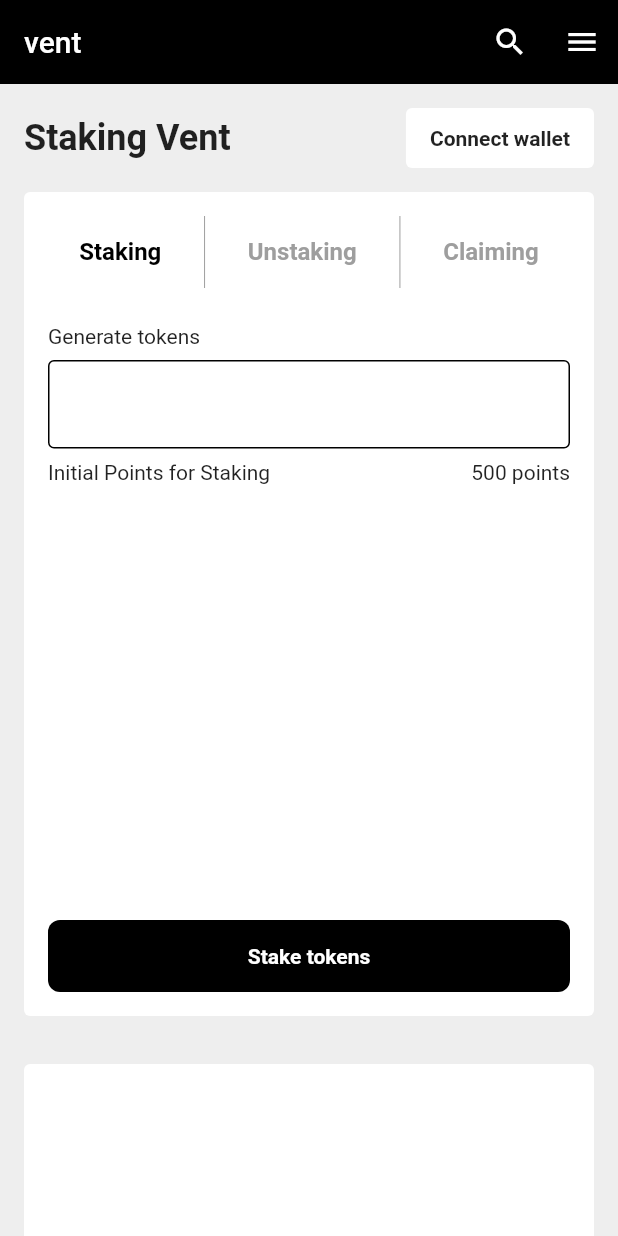
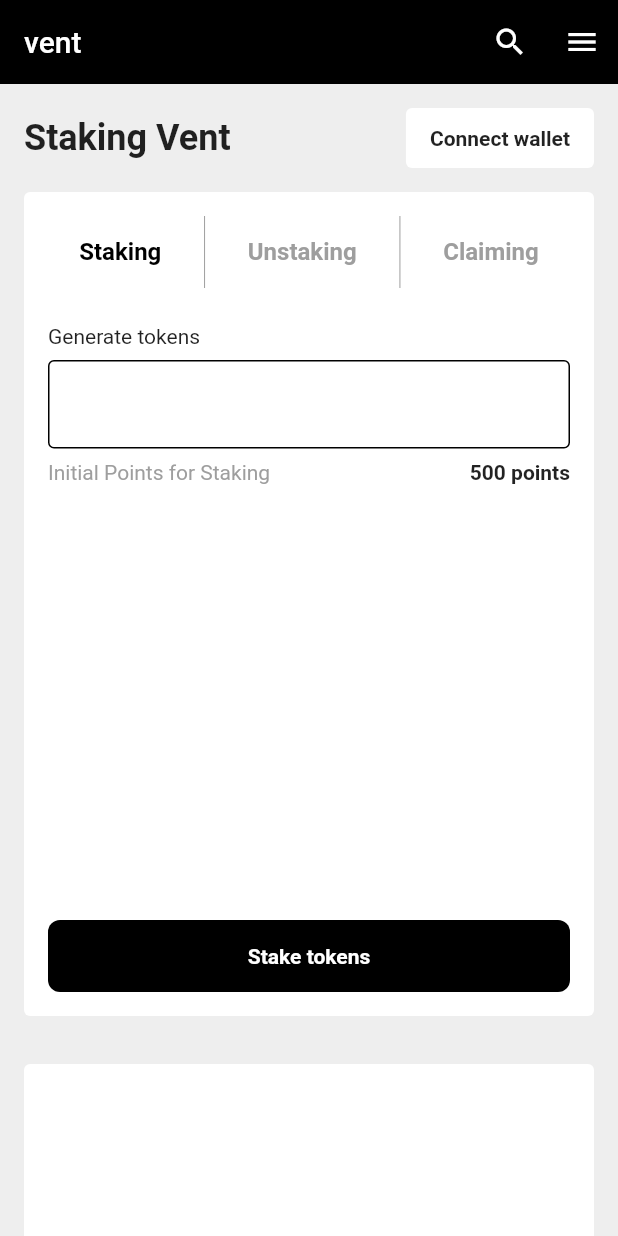
Before and after one commit to JAICHANGPARK/flutter_notebook_19th_story, a Flutter app: the screen it shows after launch, on a phone screen of 412 x 824 dp. Run offline on Flutter 3.47's test engine with Material 2 defaults, Android fonts, the phone set to English and light mode, and no system bars; our stand-ins replace cached_network_image, flutter_riverpod, freezed_annotation, smooth_page_indicator, video_player.

Commit message:
Update staking_main_page.dart

```diff
--- a/lib/ep1117_staking_app/src/ui/staking_main_page.dart
+++ b/lib/ep1117_staking_app/src/ui/staking_main_page.dart
@@ -168,8 +168,18 @@ class _StakingMainPageState extends State<StakingMainPage> with SingleTickerProv
                                     Row(
                                       mainAxisAlignment: MainAxisAlignment.spaceBetween,
                                       children: [
-                                        Text("Initial Points for Staking"),
-                                        Text("500 points"),
+                                        Text(
+                                          "Initial Points for Staking",
+                                          style: TextStyle(
+                                            color: Colors.grey,
+                                          ),
+                                        ),
+                                        Text(
+                                          "500 points",
+                                          style: TextStyle(
+                                            fontWeight: FontWeight.bold,
+                                          ),
+                                        ),
                                       ],
                                     )
                                   ],
```
